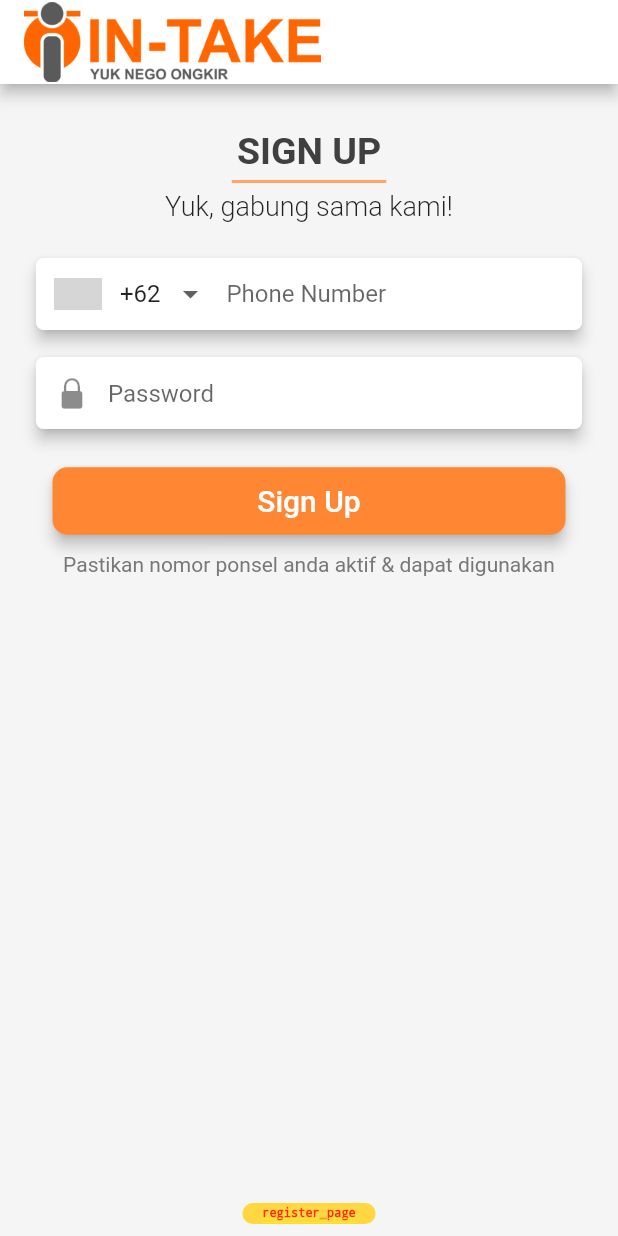
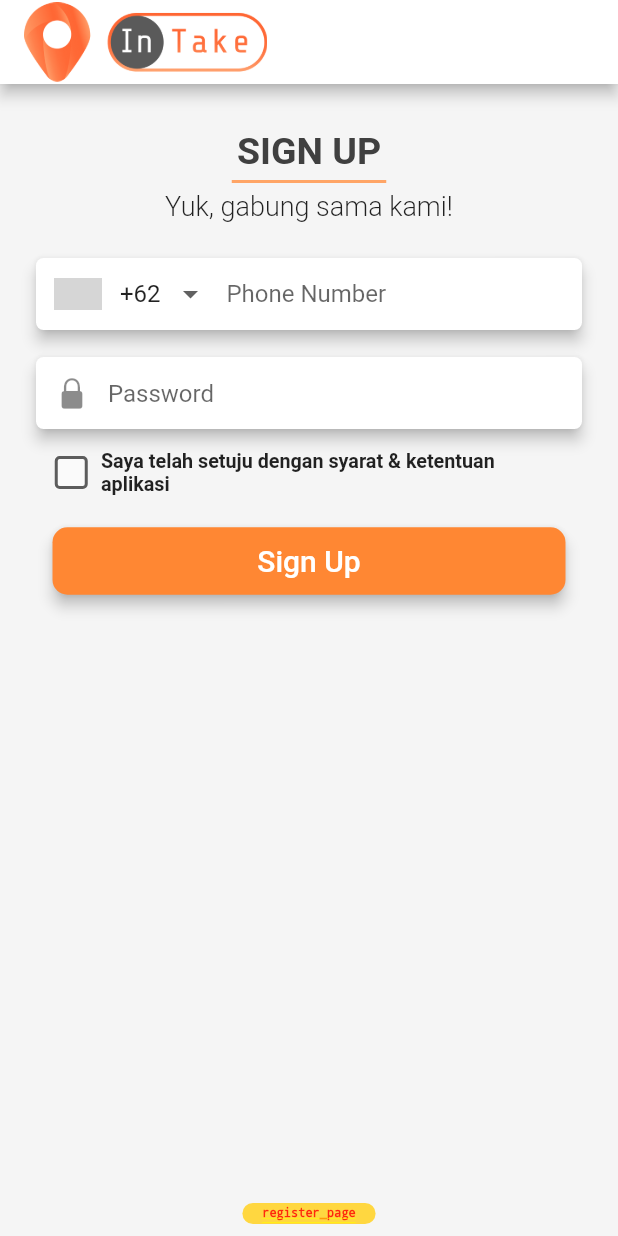
Before and after one commit to mrizkynurfajrie/antaranter-customer, a Flutter app: the PageRegister screen opened by its route, on a phone screen of 412 x 824 dp. Run offline on Flutter 3.47's test engine with Material 2 defaults, Android fonts, the phone set to English and light mode, and no system bars; drawn by our look-alikes of intl_phone_number_input; our stand-ins replace cached_network_image, firebase_core, firebase_messaging, flutter_html, flutter_local_notifications, flutter_screenutil and 8 more; accounts and stored records are empty; Roboto replaces fonts that are missing (DMSans); grey boxes are pictures that could not be loaded.

Commit message:
Some adjustment has been added

```diff
--- a/lib/features/about_app/page_aboutapp.dart
+++ b/lib/features/about_app/page_aboutapp.dart
@@ -25,7 +25,7 @@ class PageAboutApp extends StatelessWidget {
               height: 70,
               width: 220,
               child: const Image(
-                image: AssetImage('assets/logo/logo-besar.png'),
+                image: AssetImage('assets/logo/logo-horizontal.png'),
               ),
             ),
           ),
--- a/lib/features/register/page_register.dart
+++ b/lib/features/register/page_register.dart
@@ -4,7 +4,8 @@ import 'package:intake_customer/features/register/controller_register.dart';
 import 'package:flutter/material.dart';
 import 'package:intake_customer/shared/constans/assets.dart';
 import 'package:intake_customer/shared/constans/colors.dart';
-import 'package:intake_customer/shared/helpers/utils.dart';
+import 'package:intake_customer/shared/widgets/buttons/button_text.dart';
+import 'package:intake_customer/shared/widgets/others/checkbox_label.dart';
 import 'package:intake_customer/shared/widgets/uiComponenr.dart';
 import 'package:intl_phone_number_input/intl_phone_number_input.dart';
 
@@ -12,14 +13,15 @@ class PageRegister extends GetView<ControllerRegister> {
   const PageRegister({Key? key}) : super(key: key);
 
   @override
-  Widget build(BuildContext context) => Scaffold(
+  Widget build(BuildContext context) =>
+      Scaffold(
         backgroundColor: const Color(0xfff5f5f5),
         appBar: AppBar(
           title: AppLogos.logoAppBar(AppLogos.logoColored),
           backgroundColor: AppColor.whiteColor,
           automaticallyImplyLeading: false,
         ),
-        body: SafeArea(
+        body: Obx(()=> SafeArea(
           child: SingleChildScrollView(
             child: Column(
               children: <Widget>[
@@ -72,28 +74,33 @@ class PageRegister extends GetView<ControllerRegister> {
                   ),
                 ),
                 Container(
+                  margin: EdgeInsets.only(top: 10, bottom: 0, left: 36.5, right: 20),
+                  child: CheckboxLabel(onChange: (status) {
+                    controller.regisAgreemnet(status);
+                  }, label: 'Saya telah setuju dengan syarat & ketentuan\naplikasi',),
+                ),
+                Container(
                   margin: const EdgeInsets.only(top: 20, left: 35, right: 35),
                   child: uiComponent().buttonStyle_one(
                     'Sign Up',
                     context,
                     AppColor.primaryColor.shade400,
-                    () {
-                      dismisKeyboard();
-                      controller.register();
-                    },
+                        () => controller.checkAgreement(),
                   ),
                 ),
-                Container(
-                    margin: const EdgeInsets.only(top: 10),
-                    child: Text(
-                      'Pastikan nomor ponsel anda aktif & dapat digunakan',
-                      textAlign: TextAlign.center,
-                      style: TextStyle(
-                          color: AppColor.bodyColor.shade600, fontSize: 14),
-                    ))
+                Visibility(
+                  visible: controller.regisAgree.value,
+                  child: Container(
+                      margin: const EdgeInsets.only(top: 10),
+                      child: ButtonText(
+                          onPressed: ()=> controller.termCondtionPage(),
+                          textStyle: TextStyle(color: AppColor.primaryColor.shade600, fontWeight: FontWeight.w400),
+                          label: 'Mohon perhatikan syarat dan ketentuan kami'),
+                  ),
+                )
               ],
             ),
           ),
-        ),
+        )),
       );
 }
--- a/lib/shared/constans/assets.dart
+++ b/lib/shared/constans/assets.dart
@@ -38,9 +38,9 @@ class AppIcons {
 }
 
 class AppLogos {
-  // static const logoColored = 'assets/logo/Logo-Intake-FINAL.png';
-  static const logoColored = 'assets/logo/logo-besar.png';
-  static const smallLogoColored = 'assets/logo/logo-kecil.png';
+  static const logoColored = 'assets/logo/logo-horizontal.png';
+  static const smallLogoColored = 'assets/logo/logo-name.png';
+  static const verticalLogo = 'assets/logo/logo-vertical.png';
 
   static Widget logoAppBar(String asset) {
     return Image.asset(
```
Also changed, not shown: lib/features/register/controller_register.dart (+24 -0 lines), assets/logo/logo-besar-white.png (deleted), assets/logo/logo-besar.png (deleted), assets/logo/logo-horizontal.png (added), assets/logo/logo-kecil-white.png (deleted), assets/logo/logo-kecil.png (deleted), assets/logo/logo-mark.png (added), assets/logo/logo-name.png (added), assets/logo/logo-vertical.png (added), assets/logo/logo_app.png (deleted).
